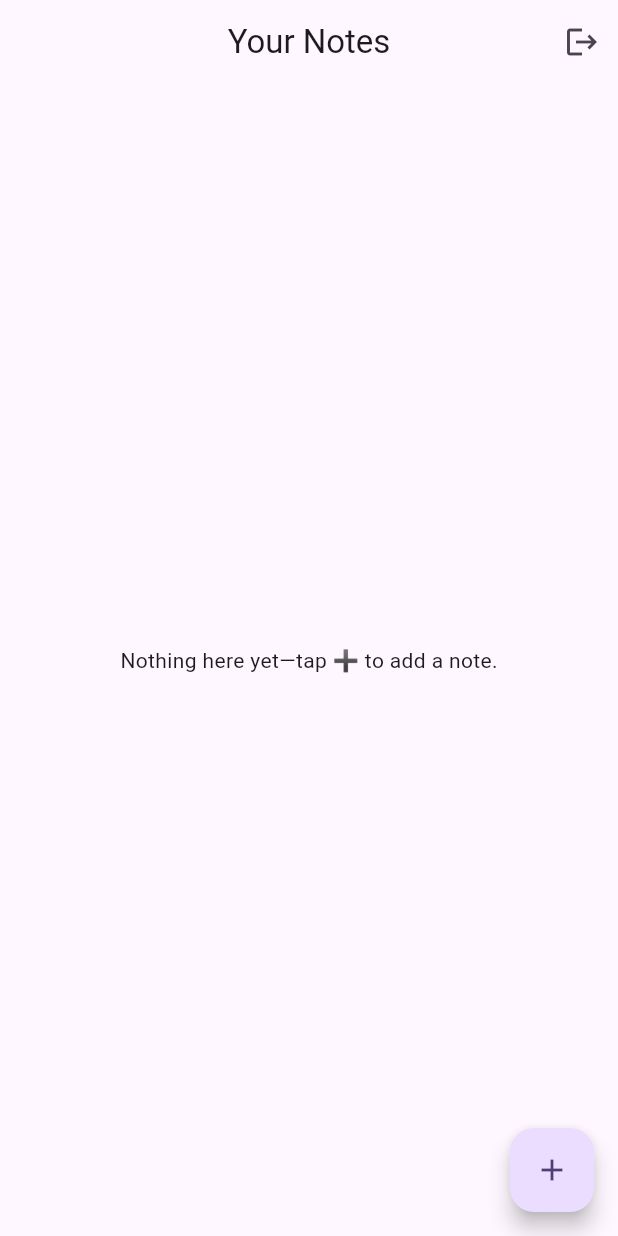
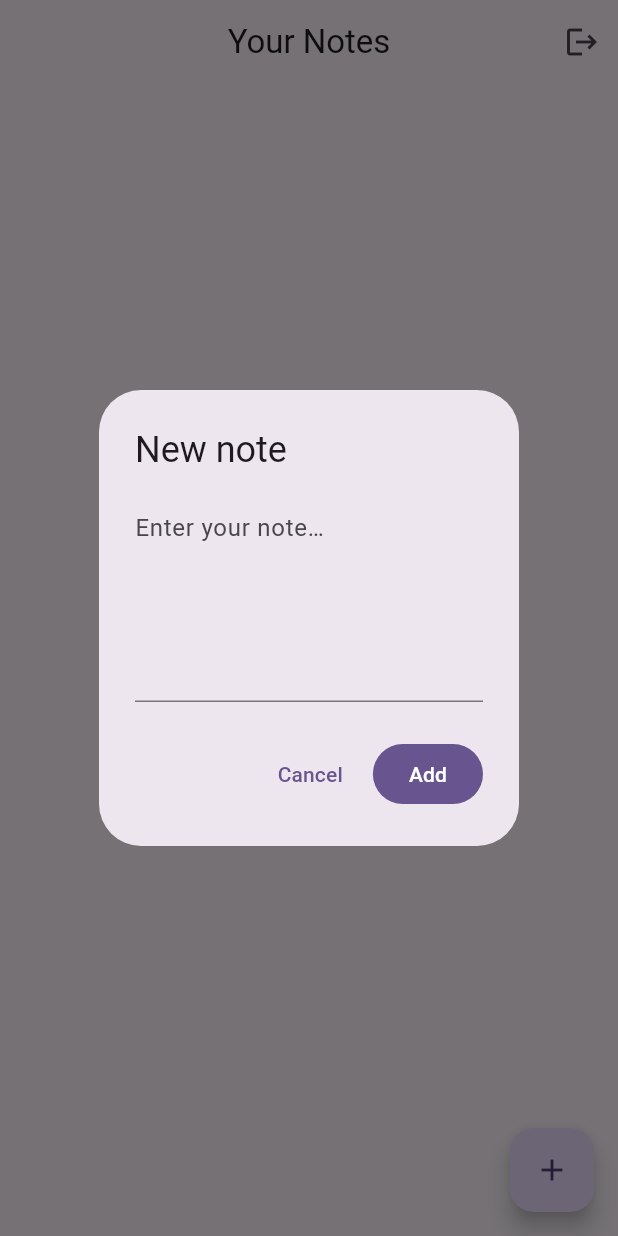
Before and after one commit to missmbuvi04/notes_app_firebase, a Flutter app: the screen it shows once a user with an empty profile is signed in, after a tap on the "add" icon, on a phone screen of 412 x 824 dp. Run offline on Flutter 3.47's test engine with Material 3 defaults, Android fonts, the phone set to English and light mode, and no system bars; our stand-ins replace cloud_firestore, equatable, firebase_auth, firebase_core, flutter_bloc; accounts and stored records are empty.

Commit message:
updating the login file

```diff
--- a/lib/data/datasources/note_remote_ds.dart
+++ b/lib/data/datasources/note_remote_ds.dart
@@ -2,16 +2,52 @@ import 'package:cloud_firestore/cloud_firestore.dart';
 import '../models/note_model.dart';
 
 class NoteRemoteDataSource {
-  final _db = FirebaseFirestore.instance;
+  final FirebaseFirestore _db = FirebaseFirestore.instance;
 
-  CollectionReference _col(String uid) => _db.collection('users').doc(uid).collection('notes');
+  // Path: users/<uid>/notes
+  CollectionReference<Map<String, dynamic>> _col(String uid) =>
+      _db.collection('users').doc(uid).collection('notes');
 
   Future<List<NoteModel>> fetchNotes(String uid) async {
-    final snap = await _col(uid).orderBy('text').get();
+    final snap = await _col(uid)
+        .orderBy('createdAt', descending: true) // newest first
+        .get();
     return snap.docs.map(NoteModel.fromDoc).toList();
   }
 
-  Future<void> addNote(String uid, String text) => _col(uid).add({'text': text});
-  Future<void> updateNote(String uid, String id, String text) => _col(uid).doc(id).update({'text': text});
+  Future<void> addNote(String uid, String text) => _col(uid).add({
+        'text': text,
+        'createdAt': FieldValue.serverTimestamp(),
+      });
+
+  Future<void> updateNote(String uid, String id, String text) =>
+      _col(uid).doc(id).update({
+        'text': text,
+        'updatedAt': FieldValue.serverTimestamp(),
+      });
+
   Future<void> deleteNote(String uid, String id) => _col(uid).doc(id).delete();
 }
+
+
+
+
+
+
+// import 'package:cloud_firestore/cloud_firestore.dart';
+// import '../models/note_model.dart';
+
+// class NoteRemoteDataSource {
+//   final _db = FirebaseFirestore.instance;
+
+//   CollectionReference _col(String uid) => _db.collection('users').doc(uid).collection('notes');
+
+//   Future<List<NoteModel>> fetchNotes(String uid) async {
+//     final snap = await _col(uid).orderBy('text').get();
+//     return snap.docs.map(NoteModel.fromDoc).toList();
+//   }
+
+//   Future<void> addNote(String uid, String text) => _col(uid).add({'text': text});
+//   Future<void> updateNote(String uid, String id, String text) => _col(uid).doc(id).update({'text': text});
+//   Future<void> deleteNote(String uid, String id) => _col(uid).doc(id).delete();
+// }
--- a/lib/presentation/pages/login_page.dart
+++ b/lib/presentation/pages/login_page.dart
@@ -2,10 +2,18 @@ import 'package:flutter/material.dart';
 import 'package:flutter_bloc/flutter_bloc.dart';
 import '../cubit/auth_cubit.dart';
 
+class LoginPage extends StatefulWidget {
+  const LoginPage({super.key});
+  @override
+  State<LoginPage> createState() => _LoginPageState();
+}
 
-
-
-class LoginPage extends StatefulWidget { const LoginPage({super.key}); @override _LoginPageState createState() => _LoginPageState(); }
+// ─────────── password‑strength helper ───────────
+bool isStrongPassword(String pass) {
+  final strong = RegExp(
+      r'^(?=.*[a-z])(?=.*[A-Z])(?=.*\d)(?=.*[^A-Za-z\d]).{8,}$'); // ≥8, upper, lower, digit, symbol
+  return strong.hasMatch(pass);
+}
 
 class _LoginPageState extends State<LoginPage> {
   final _formKey = GlobalKey<FormState>();
@@ -22,19 +30,31 @@ class _LoginPageState extends State<LoginPage> {
             padding: const EdgeInsets.all(24),
             child: Form(
               key: _formKey,
-              child: Column(mainAxisSize: MainAxisSize.min, children: [
-                Text(isLogin ? 'Login' : 'Sign up', style: Theme.of(context).textTheme.headlineSmall),
+              child: Column(
+                mainAxisSize: MainAxisSize.min,
+                children: [
+                  Text(
+                    isLogin ? 'Login' : 'Sign up',
+                    style: Theme.of(context).textTheme.headlineSmall,
+                  ),
                   const SizedBox(height: 16),
                   TextFormField(
                     decoration: const InputDecoration(labelText: 'Email'),
                     onSaved: (v) => email = v!.trim(),
-                  validator: (v) => v!.contains('@') ? null : 'Bad email',
+                    validator: (v) =>
+                        v != null && v.contains('@') ? null : 'Enter a valid email',
                   ),
                   TextFormField(
                     decoration: const InputDecoration(labelText: 'Password'),
                     obscureText: true,
                     onSaved: (v) => pass = v!,
-                  validator: (v) => v!.length < 6 ? 'Min 6 chars' : null,
+                    validator: (v) {
+                      if ((v ?? '').isEmpty) return 'Password required';
+                      if (!isLogin && !isStrongPassword(v!)) {
+                        return 'Min 8 chars, upper, lower, digit & symbol';
+                      }
+                      return null;
+                    },
                   ),
                   const SizedBox(height: 16),
                   FilledButton(
@@ -42,13 +62,22 @@ class _LoginPageState extends State<LoginPage> {
                       if (_formKey.currentState!.validate()) {
                         _formKey.currentState!.save();
                         final auth = context.read<AuthCubit>();
+
                         ScaffoldMessenger.of(context).showSnackBar(
-                        SnackBar(content: Text(isLogin ? 'Signing in…' : 'Signing up…')),
+                          SnackBar(
+                            content:
+                                Text(isLogin ? 'Signing in…' : 'Creating account…'),
+                          ),
                         );
+
                         try {
-                        isLogin ? await auth.signIn(email, pass) : await auth.signUp(email, pass);
+                          isLogin
+                              ? await auth.signIn(email, pass)
+                              : await auth.signUp(email, pass);
                         } catch (e) {
-                        ScaffoldMessenger.of(context).showSnackBar(SnackBar(content: Text(e.toString())));
+                          ScaffoldMessenger.of(context).showSnackBar(
+                            SnackBar(content: Text(e.toString())),
+                          );
                         }
                       }
                     },
@@ -56,9 +85,14 @@ class _LoginPageState extends State<LoginPage> {
                   ),
                   TextButton(
                     onPressed: () => setState(() => isLogin = !isLogin),
-                  child: Text(isLogin ? 'New? Create one' : 'I already have an account'),
-                )
-              ]),
+                    child: Text(
+                      isLogin
+                          ? 'New here? Create an account'
+                          : 'Have an account? Login',
+                    ),
+                  ),
+                ],
+              ),
             ),
           ),
         ),
--- a/lib/presentation/pages/notes_page.dart
+++ b/lib/presentation/pages/notes_page.dart
@@ -1,6 +1,7 @@
 import 'package:flutter/material.dart';
 import 'package:flutter_bloc/flutter_bloc.dart';
 import 'package:firebase_auth/firebase_auth.dart';
+
 import '../cubit/notes_cubit.dart';
 import '../cubit/auth_cubit.dart';
 import '../../data/datasources/note_remote_ds.dart';
@@ -39,7 +40,6 @@ class NotesPage extends StatelessWidget {
               }
             },
             builder: (ctx, state) {
-              // ------ REPLACED the pattern‑matching switch with plain if/else ------
               if (state is NotesLoading) {
                 return const Center(child: CircularProgressIndicator());
               } else if (state is NotesLoaded) {
@@ -62,9 +62,20 @@ class NotesPage extends StatelessWidget {
               }
             },
           ),
-          floatingActionButton: FloatingActionButton(
-            onPressed: () => _showAddOrEditDialog(context),
-            child: const Icon(Icons.add),
+
+          // ─── FAB wrapped in Builder so its context contains the NotesCubit ───
+          floatingActionButton: Builder(
+            builder: (fabCtx) {
+              final notesCubit = fabCtx.read<NotesCubit>();
+              return FloatingActionButton(
+                child: const Icon(Icons.add),
+                onPressed: () => _showAddOrEditDialog(
+                  fabCtx,
+                  cubit: notesCubit,
+                  note: null,
+                ),
+              );
+            },
           ),
         ),
       ),
@@ -72,13 +83,16 @@ class NotesPage extends StatelessWidget {
   }
 
   // ───────────────────────── Add / Edit Dialog ──────────────────────────
-  Future<void> _showAddOrEditDialog(BuildContext context, {Note? note}) async {
+  Future<void> _showAddOrEditDialog(
+    BuildContext context, {
+    required NotesCubit cubit,
+    Note? note,
+  }) async {
     final ctrl = TextEditingController(text: note?.text);
-    final cubit = context.read<NotesCubit>();
 
     await showDialog(
       context: context,
-      builder: (ctx) => AlertDialog(
+      builder: (_) => AlertDialog(
         title: Text(note == null ? 'New note' : 'Edit note'),
         content: TextField(
           controller: ctrl,
@@ -87,7 +101,7 @@ class NotesPage extends StatelessWidget {
         ),
         actions: [
           TextButton(
-            onPressed: () => Navigator.pop(ctx),
+            onPressed: () => Navigator.pop(context),
             child: const Text('Cancel'),
           ),
           FilledButton(
@@ -99,7 +113,7 @@ class NotesPage extends StatelessWidget {
                   ? cubit.addNote(txt)
                   : cubit.updateNote(note.id, txt);
 
-              Navigator.pop(ctx);
+              Navigator.pop(context);
               ScaffoldMessenger.of(context).showSnackBar(
                 SnackBar(
                   content:
--- a/lib/presentation/widgets/note_card.dart
+++ b/lib/presentation/widgets/note_card.dart
@@ -47,7 +47,7 @@ class NoteCard extends StatelessWidget {
     );
   }
 
-  // ─────────────────────── edit dialog (local) ──────────────────────────
+  // ───────────────────── edit dialog ──────────────────────
   void _showEditDialog(BuildContext context, NotesCubit cubit) {
     final ctrl = TextEditingController(text: note.text);
 
```
Also changed, not shown: firebase.json, lib/firebase_options.dart, 1 other file. Lines whose indentation alone changed are shown as unchanged.
